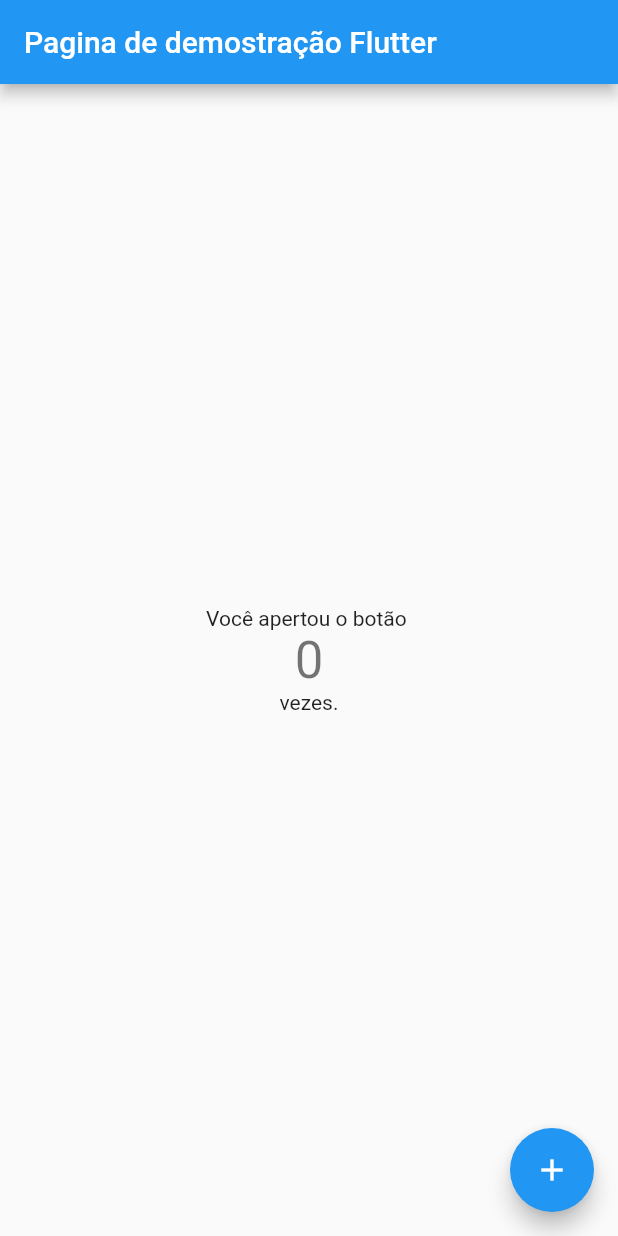
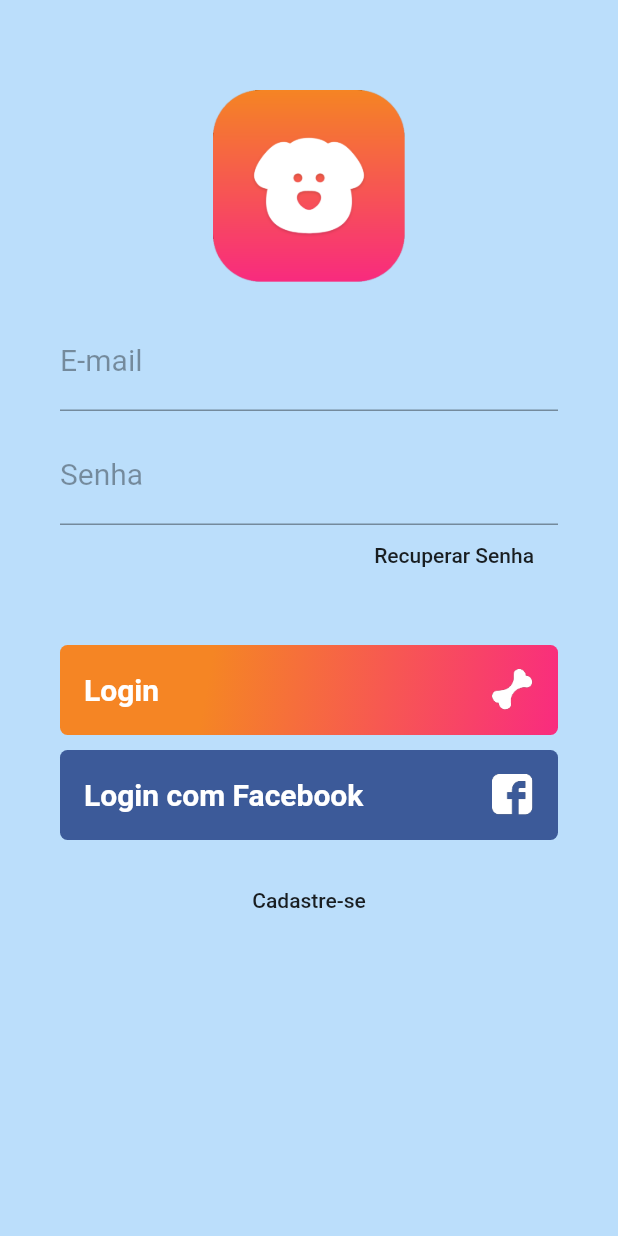
Before and after one commit to GeorgePaiva/flutter_fist_project, a Flutter app: the screen it shows after launch, on a phone screen of 412 x 824 dp. Run offline on Flutter 3.47's test engine with Material 2 defaults, Android fonts, the phone set to English and light mode, and no system bars.

Commit message:
tela de login

```diff
--- /dev/null
+++ b/lib/login.page.dart
@@ -0,0 +1,171 @@
+import 'package:flutter/material.dart';
+
+class LoginPage extends StatelessWidget {
+  @override
+  Widget build(BuildContext context) {
+    return Scaffold(
+      body: Container(
+        padding: EdgeInsets.only(
+          top: 60,
+          left: 40,
+          right: 40,
+        ),
+        color: Colors.blue[100],
+        child: ListView(
+          children: <Widget>[
+            SizedBox(
+              width: 128,
+              height: 128,
+              child: Image.asset("assets/logo.png"),
+            ),
+            SizedBox(
+              height: 20,
+            ),
+            TextFormField(
+              // autofocus: true,
+              keyboardType: TextInputType.emailAddress,
+              decoration: InputDecoration(
+                labelText: "E-mail",
+                labelStyle: TextStyle(
+                  color: Colors.black38,
+                  fontWeight: FontWeight.w400,
+                  fontSize: 20,
+                ),
+              ),
+              style: TextStyle(
+                fontSize: 20,
+              ),
+            ),
+            SizedBox(
+              height: 10,
+            ),
+            TextFormField(
+              // autofocus: true,
+              keyboardType: TextInputType.text,
+              obscureText: true,
+              decoration: InputDecoration(
+                labelText: "Senha",
+                labelStyle: TextStyle(
+                  color: Colors.black38,
+                  fontWeight: FontWeight.w400,
+                  fontSize: 20,
+                ),
+              ),
+              style: TextStyle(
+                fontSize: 20,
+              ),
+            ),
+            Container(
+              height: 40,
+              alignment: Alignment.centerRight,
+              child: FlatButton(
+                child: Text(
+                  "Recuperar Senha",
+                  textAlign: TextAlign.right,
+                ),
+                onPressed: () {},
+              ),
+            ),
+            SizedBox(
+              height: 40,
+            ),
+            Container(
+              height: 60,
+              alignment: Alignment.centerLeft,
+              decoration: BoxDecoration(
+                gradient: LinearGradient(
+                  begin: Alignment.topLeft,
+                  end: Alignment.bottomRight,
+                  stops: [0.3, 1],
+                  colors: [
+                    Color(0xFFF58524),
+                    Color(0XFFF92B7F),
+                  ],
+                ),
+                borderRadius: BorderRadius.all(
+                  Radius.circular(5),
+                ),
+              ),
+              child: SizedBox.expand(
+                  child: FlatButton(
+                child: Row(
+                  mainAxisAlignment: MainAxisAlignment.spaceBetween,
+                  children: <Widget>[
+                    Text(
+                      "Login",
+                      style: TextStyle(
+                        fontWeight: FontWeight.bold,
+                        color: Colors.white,
+                        fontSize: 20,
+                      ),
+                      textAlign: TextAlign.left,
+                    ),
+                    Container(
+                      child: SizedBox(
+                        child: Image.asset("assets/bone.png"),
+                        height: 28,
+                        width: 28,
+                      ),
+                    ),
+                  ],
+                ),
+                onPressed: () => {},
+              )),
+            ),
+            SizedBox(
+              height: 10,
+            ),
+            Container(
+              height: 60,
+              alignment: Alignment.centerLeft,
+              decoration: BoxDecoration(
+                color: Color(0xFF3C5A99),
+                borderRadius: BorderRadius.all(
+                  Radius.circular(5),
+                ),
+              ),
+              child: SizedBox.expand(
+                child: FlatButton(
+                  child: Row(
+                    mainAxisAlignment: MainAxisAlignment.spaceBetween,
+                    children: <Widget>[
+                      Text(
+                        "Login com Facebook",
+                        style: TextStyle(
+                          fontWeight: FontWeight.bold,
+                          color: Colors.white,
+                          fontSize: 20,
+                        ),
+                      ),
+                      Container(
+                        child: SizedBox(
+                          child: Image.asset("assets/fb-icon.png"),
+                          height: 28,
+                          width: 28,
+                        ),
+                      ),
+                    ],
+                  ),
+                  onPressed: () => {},
+                ),
+              ),
+            ),
+            SizedBox(
+              height: 20,
+            ),
+            Container(
+              height: 40,
+              child: FlatButton(
+                child: Text(
+                  "Cadastre-se",
+                  textAlign: TextAlign.center,
+                ),
+                onPressed: () => {},
+              ),
+            )
+          ],
+        ),
+      ),
+    );
+  }
+}
--- a/lib/main.dart
+++ b/lib/main.dart
@@ -1,4 +1,5 @@
 import 'package:flutter/material.dart';
+import 'package:flutter_app/login.page.dart';
 
 void main() => runApp(MyApp());
 
@@ -7,108 +8,12 @@ class MyApp extends StatelessWidget {
   @override
   Widget build(BuildContext context) {
     return MaterialApp(
-      title: 'Flutter Demo',
+      title: 'Dog Life',
+      debugShowCheckedModeBanner: false,
       theme: ThemeData(
-        // This is the theme of your application.
-        //
-        // Try running your application with "flutter run". You'll see the
-        // application has a blue toolbar. Then, without quitting the app, try
-        // changing the primarySwatch below to Colors.green and then invoke
-        // "hot reload" (press "r" in the console where you ran "flutter run",
-        // or simply save your changes to "hot reload" in a Flutter IDE).
-        // Notice that the counter didn't reset back to zero; the application
-        // is not restarted.
-        primarySwatch: Colors.blue,
+        primarySwatch: Colors.deepOrange,
       ),
-      home: MyHomePage(title: 'Pagina de demostração Flutter'),
+      home: LoginPage(),
     );
   }
 }
-
-class MyHomePage extends StatefulWidget {
-  MyHomePage({Key key, this.title}) : super(key: key);
-
-  // This widget is the home page of your application. It is stateful, meaning
-  // that it has a State object (defined below) that contains fields that affect
-  // how it looks.
-
-  // This class is the configuration for the state. It holds the values (in this
-  // case the title) provided by the parent (in this case the App widget) and
-  // used by the build method of the State. Fields in a Widget subclass are
-  // always marked "final".
-
-  final String title;
-
-  @override
-  _MyHomePageState createState() => _MyHomePageState();
-}
-
-class _MyHomePageState extends State<MyHomePage> {
-  int _counter = 0;
-
-  void _incrementCounter() {
-    setState(() {
-      // This call to setState tells the Flutter framework that something has
-      // changed in this State, which causes it to rerun the build method below
-      // so that the display can reflect the updated values. If we changed
-      // _counter without calling setState(), then the build method would not be
-      // called again, and so nothing would appear to happen.
-      _counter++;
-    });
-  }
-
-  @override
-  Widget build(BuildContext context) {
-    // This method is rerun every time setState is called, for instance as done
-    // by the _incrementCounter method above.
-    //
-    // The Flutter framework has been optimized to make rerunning build methods
-    // fast, so that you can just rebuild anything that needs updating rather
-    // than having to individually change instances of widgets.
-    return Scaffold(
-      appBar: AppBar(
-        // Here we take the value from the MyHomePage object that was created by
-        // the App.build method, and use it to set our appbar title.
-        title: Text(widget.title),
-      ),
-      body: Center(
-        // Center is a layout widget. It takes a single child and positions it
-        // in the middle of the parent.
-        child: Column(
-          // Column is also layout widget. It takes a list of children and
-          // arranges them vertically. By default, it sizes itself to fit its
-          // children horizontally, and tries to be as tall as its parent.
-          //
-          // Invoke "debug painting" (press "p" in the console, choose the
-          // "Toggle Debug Paint" action from the Flutter Inspector in Android
-          // Studio, or the "Toggle Debug Paint" command in Visual Studio Code)
-          // to see the wireframe for each widget.
-          //
-          // Column has various properties to control how it sizes itself and
-          // how it positions its children. Here we use mainAxisAlignment to
-          // center the children vertically; the main axis here is the vertical
-          // axis because Columns are vertical (the cross axis would be
-          // horizontal).
-          mainAxisAlignment: MainAxisAlignment.center,
-          children: <Widget>[
-            Text(
-              'Você apertou o botão ',
-            ),
-            Text(
-              '$_counter',
-              style: Theme.of(context).textTheme.display1,
-            ),
-            Text(
-              'vezes.',
-            ),
-          ],
-        ),
-      ),
-      floatingActionButton: FloatingActionButton(
-        onPressed: _incrementCounter,
-        tooltip: 'Increment',
-        child: Icon(Icons.add),
-      ), // This trailing comma makes auto-formatting nicer for build methods.
-    );
-  }
-}
```
Also changed, not shown: pubspec.yaml (+9 -0 lines), assets/app-logo.png (added), assets/bone.png (added), assets/fb-icon.png (added), assets/logo.png (added), assets/post-picture-001.png (added), assets/profile-picture.png (added), assets/reset-password-icon.png (added), assets/user-picture.png (added).
